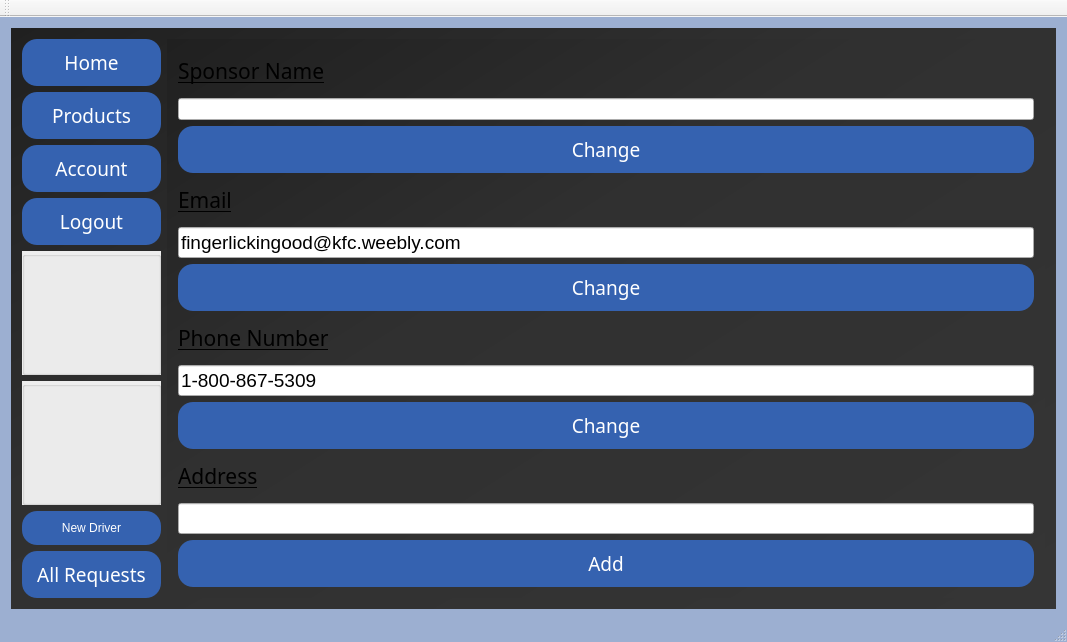
Before: the Qt Designer form Drive/mainwindow.ui in TraceyAlKing/CPSC4910-watt4910-group5, drawn with Qt 5.
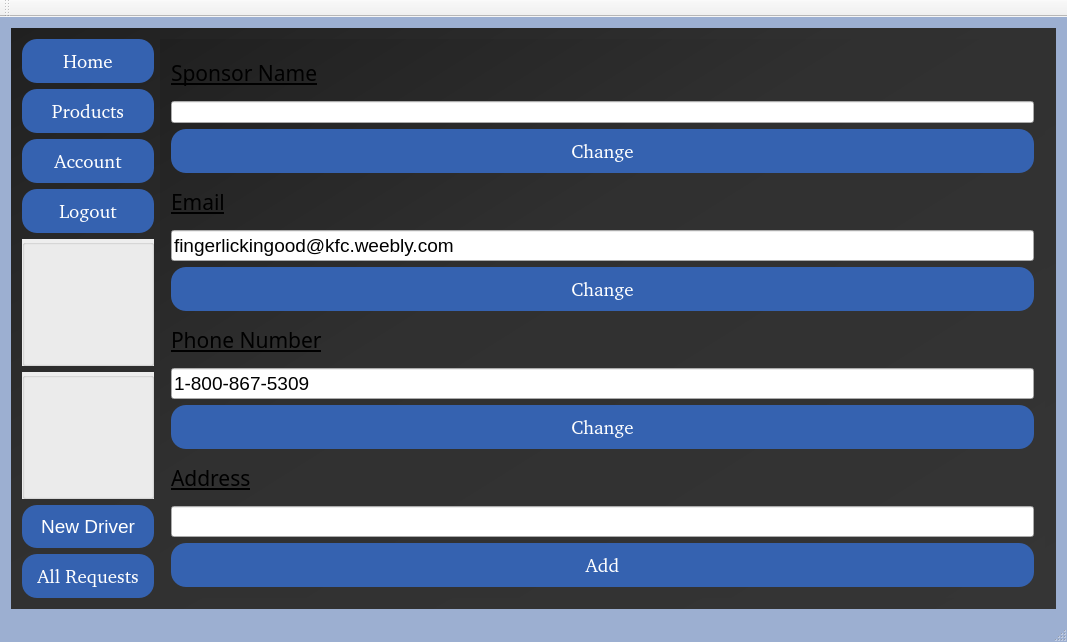
After: the same form once the commit is applied. The open tabs and pages were chosen to show the change. Icons and pictures are not drawn.

Diff of the .ui file:
```diff
--- a/Drive/mainwindow.ui
+++ b/Drive/mainwindow.ui
@@ -35,28 +35,27 @@
    <enum>Qt::LeftToRight</enum>
   </property>
   <property name="styleSheet">
-   <string notr="true">#MainWindow { font: 16pt &quot;Aganè S&quot;; }
+   <string notr="true">#MainWindow { font: 16pt url(:/fonts/Agane 55 (roman) sign.ttf);}
 #MainWindow { background-color : #9CAFD1  }
 QPushButton {color : white;
 background-color : #3562B0;
 border-radius: 10px;}
-QPushButton{ font: 81 14pt &quot;AXIS Extra Bold&quot;;
+QPushButton{ font: 81 14pt;
+font-family: url(:/fonts/Axis_Extrabold.otf);
   border: none;
   border-radius: 15px;
   box-shadow: 0 9px #999;
   padding: 10px 15px;}
-#pushButton_Login_2{ font: 81 18pt &quot;AXIS Extra Bold&quot;;
+#pushButton_Login_2{ font: 81 18pt; 
+font-family: url(:/fonts/Axis_Extrabold.otf);
 border-radius: 25px; }
 QGroupBox{ background-color : #EEEEEE;}
 QLabel{  font: 16pt &quot;Aganè S&quot;; }
 QStackedWidget{ background: qlineargradient(x1:0, y1:0, x2:1, y2:1,  stop:0 #202020, stop: 0.4 #303030, stop:1 #353535)}
 
 
-
-QPushButton:hover {background-color: #2D5496}
-
-QPushButton:active {
-  background-color: #2D5496;
+QPushButton:pressed {
+  background-color: #203C6B;
   box-shadow: 0 5px #666;
   transform: translateY(4px);
 }</string>
@@ -957,7 +956,7 @@
            <widget class="QPushButton" name="sponsor_Home_Button">
             <property name="font">
              <font>
-              <family>AXIS Extra Bold</family>
+              <family>:/fonts/Axis_Extrabold.otf</family>
               <pointsize>14</pointsize>
               <weight>10</weight>
               <italic>false</italic>
@@ -973,7 +972,7 @@
            <widget class="QPushButton" name="sponsor_Products">
             <property name="font">
              <font>
-              <family>AXIS Extra Bold</family>
+              <family>:/fonts/Axis_Extrabold.otf</family>
               <pointsize>14</pointsize>
               <weight>10</weight>
               <italic>false</italic>
@@ -989,7 +988,7 @@
            <widget class="QPushButton" name="sponsor_Account">
             <property name="font">
              <font>
-              <family>AXIS Extra Bold</family>
+              <family>:/fonts/Axis_Extrabold.otf</family>
               <pointsize>14</pointsize>
               <weight>10</weight>
               <italic>false</italic>
@@ -1005,7 +1004,7 @@
            <widget class="QPushButton" name="sponsor_Logout">
             <property name="font">
              <font>
-              <family>AXIS Extra Bold</family>
+              <family>:/fonts/Axis_Extrabold.otf</family>
               <pointsize>14</pointsize>
               <weight>10</weight>
               <italic>false</italic>
@@ -1050,7 +1049,7 @@
               </property>
               <property name="font">
                <font>
-                <family>AXIS Extra Bold</family>
+                <family>:/fonts/Axis_Extrabold.otf</family>
                 <pointsize>14</pointsize>
                 <weight>10</weight>
                 <italic>false</italic>
@@ -1113,7 +1112,7 @@
              <widget class="QPushButton" name="pushButton_sponsor_Name_Change">
               <property name="font">
                <font>
-                <family>AXIS Extra Bold</family>
+                <family>:/fonts/Axis_Extrabold.otf</family>
                 <pointsize>14</pointsize>
                 <weight>10</weight>
                 <italic>false</italic>
@@ -1158,7 +1157,7 @@
              <widget class="QPushButton" name="pushButton_sponsor_email_Change">
               <property name="font">
                <font>
-                <family>AXIS Extra Bold</family>
+                <family>:/fonts/Axis_Extrabold.otf</family>
                 <pointsize>14</pointsize>
                 <weight>10</weight>
                 <italic>false</italic>
@@ -1203,7 +1202,7 @@
              <widget class="QPushButton" name="pushButton_sponsor_phone_Change">
               <property name="font">
                <font>
-                <family>AXIS Extra Bold</family>
+                <family>:/fonts/Axis_Extrabold.otf</family>
                 <pointsize>14</pointsize>
                 <weight>10</weight>
                 <italic>false</italic>
@@ -1245,7 +1244,7 @@
              <widget class="QPushButton" name="pushButton_sponsor_address_Add">
               <property name="font">
                <font>
-                <family>AXIS Extra Bold</family>
+                <family>:/fonts/Axis_Extrabold.otf</family>
                 <pointsize>14</pointsize>
                 <weight>10</weight>
                 <italic>false</italic>
```
Left out of the diff: 24 changed lines with no effect on the pictures.
